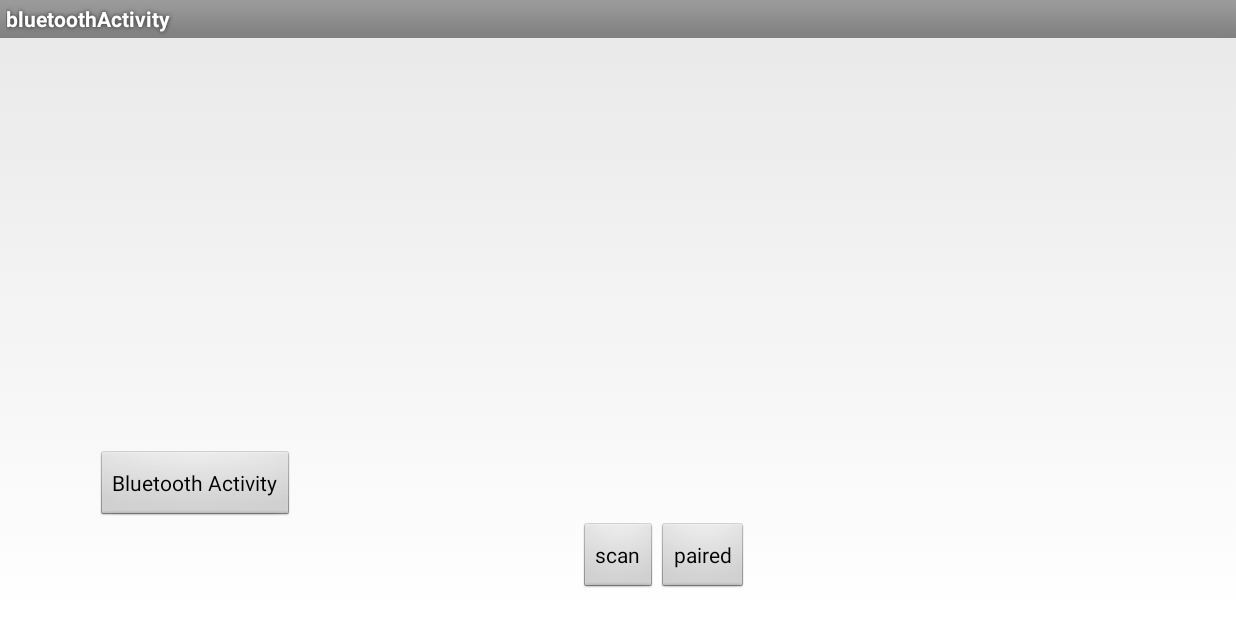
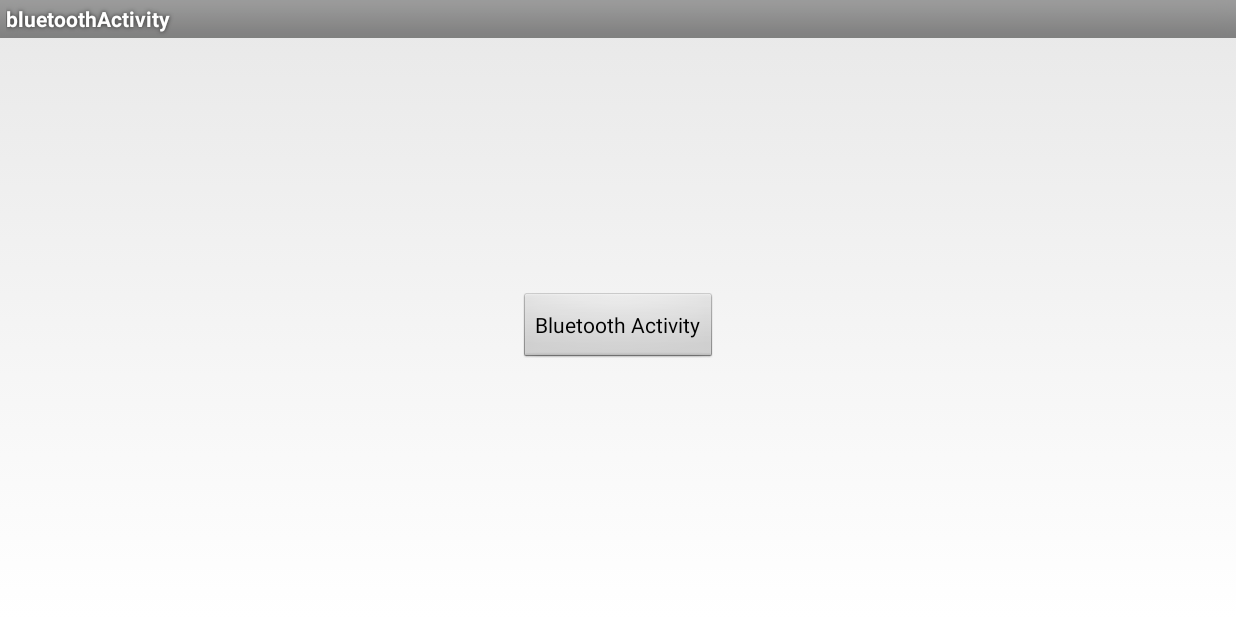
Before and after one commit to agggaurav/2-player-bluetooth-game, an Android app: the BluetoothActivity screen opened directly, with no data from a screen before it, on a phone screen of 824 x 412 dp (held sideways). Run offline under Robolectric (Android 15) with nearby library versions, the phone set to English and light mode, and no system bars.

Commit message:
deleted extra files

```diff
--- a/app/src/main/AndroidManifest.xml
+++ b/app/src/main/AndroidManifest.xml
@@ -24,11 +24,6 @@
 
                 <category android:name="android.intent.category.LAUNCHER" />
             </intent-filter>
-        </activity>
-        <activity
-            android:name=".Second"
-            android:label="@string/title_activity_second"
-            android:screenOrientation="landscape" >
         </activity>
         <activity
             android:name="com.facebook.FacebookActivity"
--- a/app/src/main/res/layout/activity_bluetoothconn.xml
+++ b/app/src/main/res/layout/activity_bluetoothconn.xml
@@ -13,30 +13,15 @@
 
     </ListView>
 
-    <Button
-        android:layout_width="wrap_content"
-        android:layout_height="wrap_content"
-        android:text="paired"
-        android:id="@+id/button3"
-        android:layout_alignBaseline="@+id/button4"
-        android:layout_alignBottom="@+id/button4"
-        android:layout_toRightOf="@+id/button4"
-        android:layout_toEndOf="@+id/button4" />
 
-    <Button
-        android:layout_width="wrap_content"
-        android:layout_height="wrap_content"
-        android:text="scan"
-        android:id="@+id/button4"
-        android:layout_alignParentBottom="true"
-        android:layout_centerHorizontal="true" />
 
     <Button
         android:layout_width="wrap_content"
         android:layout_height="wrap_content"
         android:text="Bluetooth Activity"
         android:id="@+id/button5"
-        android:layout_above="@+id/button3"
-       />
+
+        android:layout_centerVertical="true"
+        android:layout_centerHorizontal="true" />
 
 </RelativeLayout>
--- a/app/src/main/res/layout/activity_main.xml
+++ b/app/src/main/res/layout/activity_main.xml
@@ -13,12 +13,6 @@
         android:layout_height="wrap_content"
         android:weightSum="1">
 
-        <Button
-            android:layout_width="wrap_content"
-            android:layout_height="wrap_content"
-            android:text="start game"
-            android:id="@+id/button"
-            android:layout_gravity="center_horizontal" />
     </LinearLayout>
     <TextView
         android:layout_width="wrap_content"
```
Also changed, not shown: app/src/main/java/com/example/gaurav/game2/MainActivity.java (+0 -8 lines).
